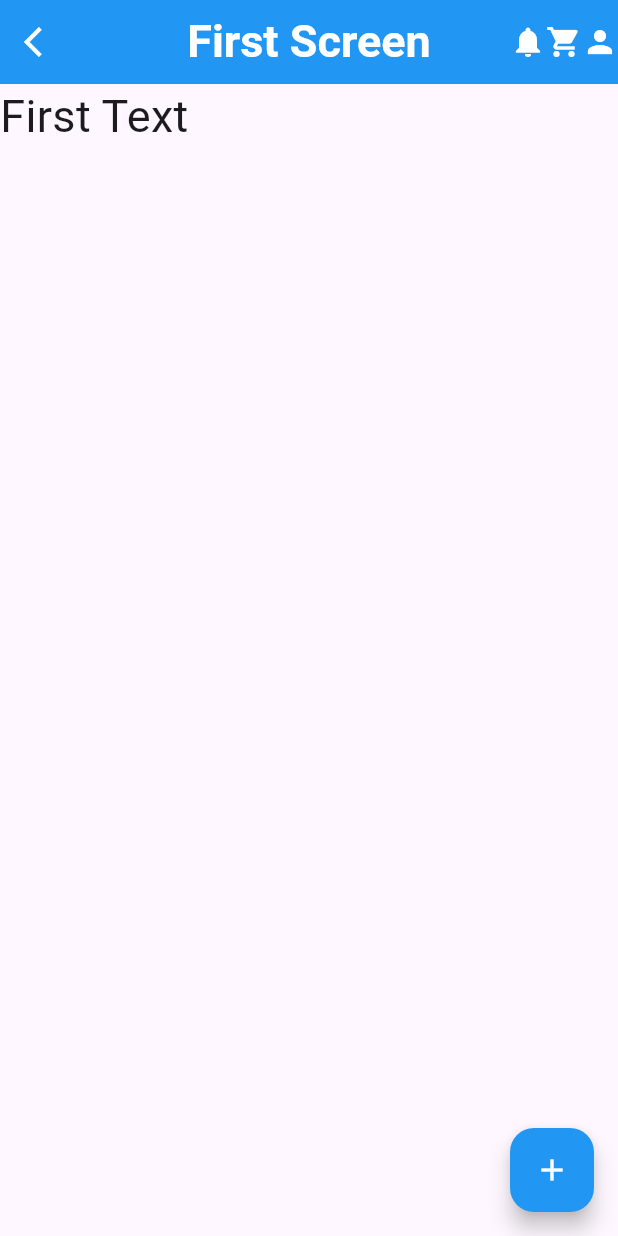
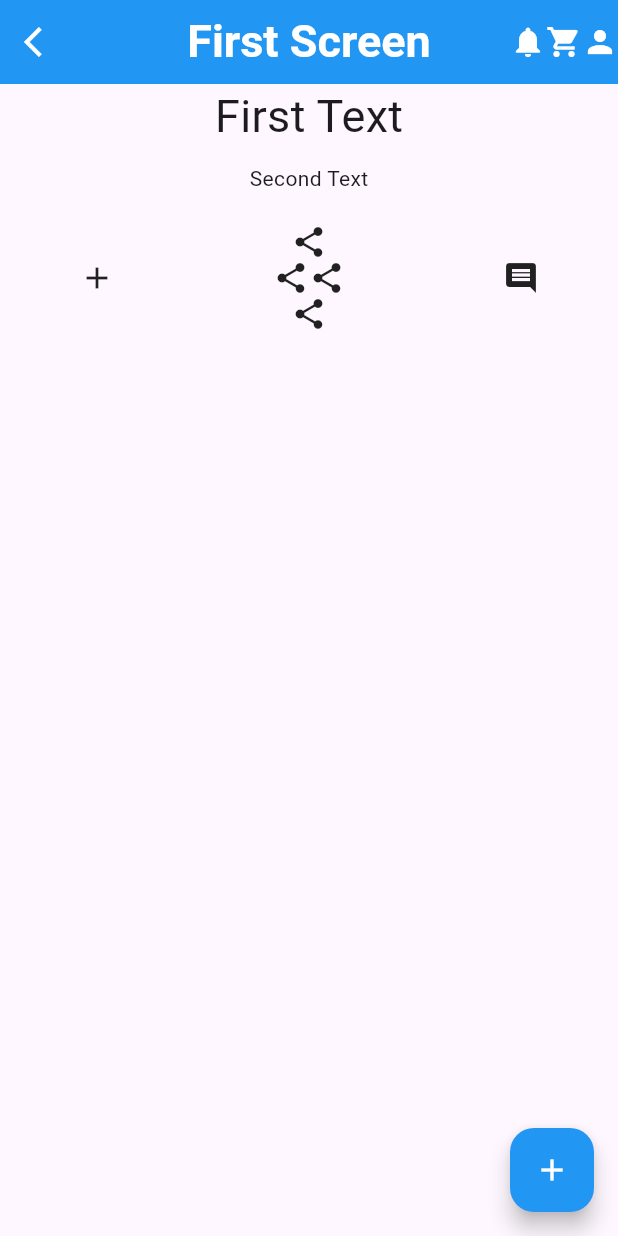
Before and after one commit to MuhammadAliKust/Ahmed-Project, a Flutter app: the screen it shows after launch, on a phone screen of 412 x 824 dp. Run offline on Flutter 3.47's test engine with Material 3 defaults, Android fonts, the phone set to English and light mode, and no system bars.

Commit message:
Row/Column Done

```diff
--- a/lib/main.dart
+++ b/lib/main.dart
@@ -3,8 +3,6 @@
 void main() {
   runApp(const MyApp());
 }
-
-///Widget -> Set of Code that build UI
 
 class MyApp extends StatelessWidget {
   const MyApp({super.key});
@@ -58,7 +56,30 @@
                   style: TextStyle(fontSize: 30),
                 ),
                 SizedBox(
-                  height: 100,
+                  height: 10,
+                ),
+                Text("Second Text"),
+                SizedBox(
+                  height: 20,
+                ),
+                Row(
+                  mainAxisAlignment: MainAxisAlignment.spaceAround,
+                  children: [
+                    Icon(Icons.add),
+                    Column(
+                      children: [
+                        Icon(Icons.share),
+                        Row(
+                          children: [
+                            Icon(Icons.share),
+                            Icon(Icons.share),
+                          ],
+                        ),
+                        Icon(Icons.share),
+                      ],
+                    ),
+                    Icon(Icons.comment)
+                  ],
                 )
               ],
             ),
```
